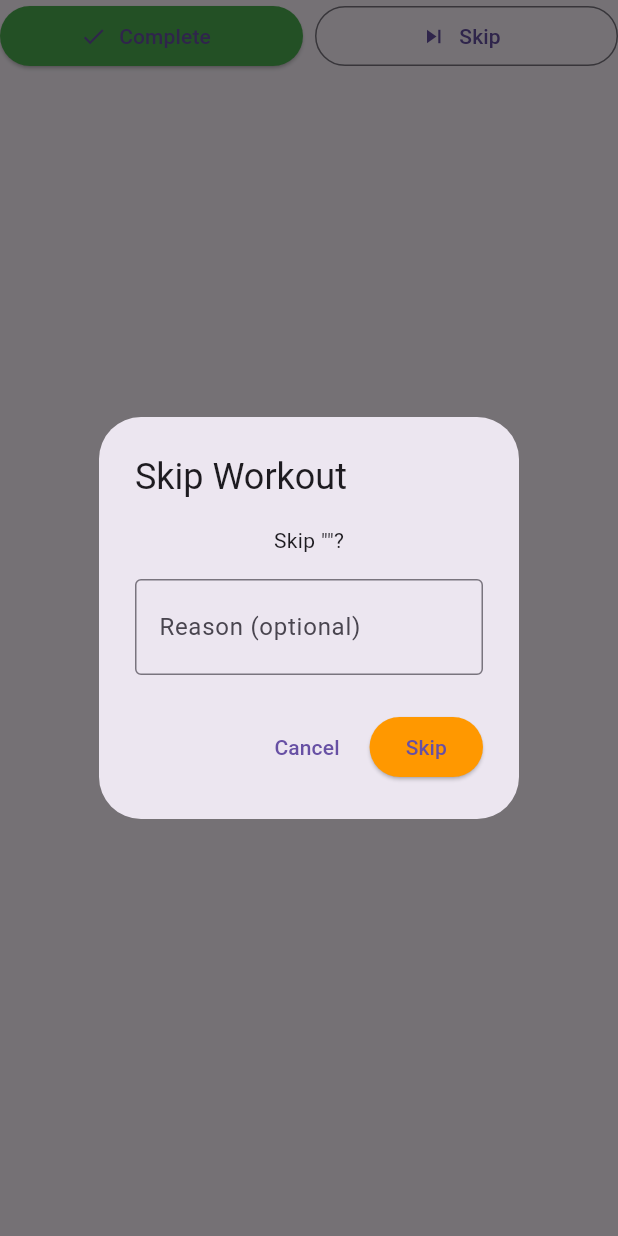
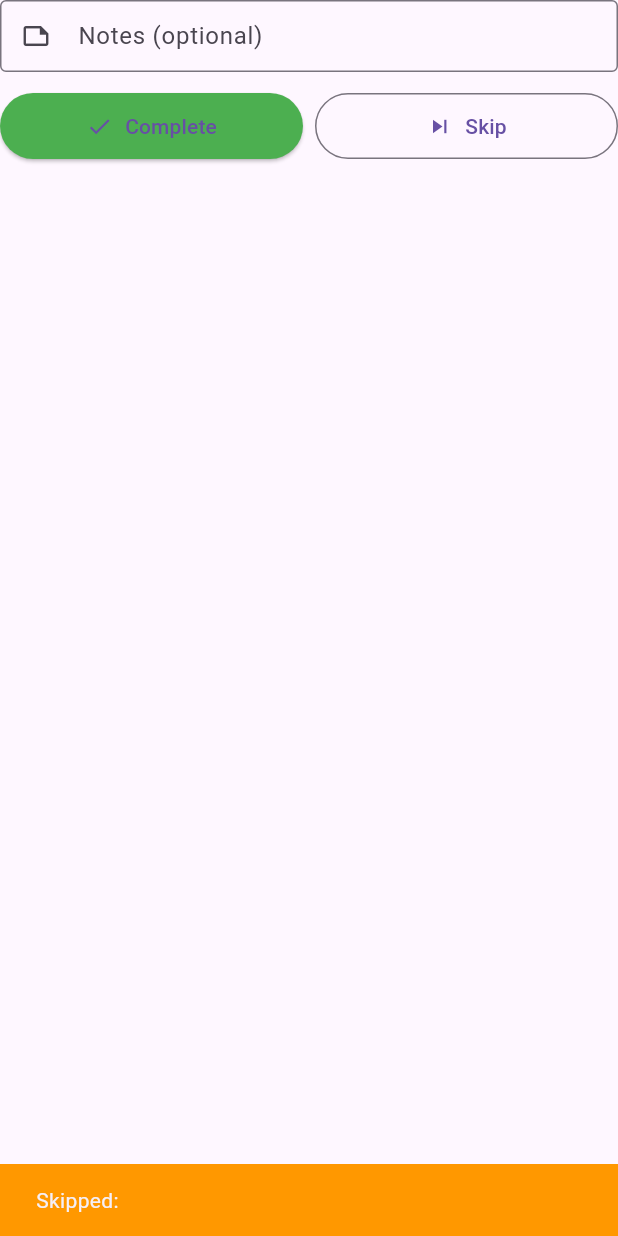
Before and after one commit to huerta-federico/insanity_tracker, a Flutter app: the _WorkoutActionButtons widget shown alone on an empty page, opened directly with empty values, after a tap on "Skip", on a phone screen of 412 x 824 dp. Run offline on Flutter 3.47's test engine with Material 3 defaults, Android fonts, the phone set to English and light mode, and no system bars; our stand-ins replace file_picker, fl_chart, share_plus, shared_preferences, sqflite; accounts and stored records are empty.

Commit message:
Added note text box to home screen. Added comments to home screen.

```diff
--- a/lib/screens/home_screen.dart
+++ b/lib/screens/home_screen.dart
@@ -6,6 +6,8 @@ import '../providers/utils_provider.dart';
 import '../providers/workout_provider.dart';
 import '../models/workout.dart';
 
+/// Data class to hold today's workout information
+/// Using a separate class allows Selector to efficiently track changes
 class _TodaysWorkoutData {
   final Workout? workout;
   final WorkoutSession? session;
@@ -17,6 +19,7 @@ class _TodaysWorkoutData {
     required this.isLoading,
   });
 
+  /// Override equality operator to enable proper change detection in Selector
   @override
   bool operator ==(Object other) =>
       identical(this, other) ||
@@ -25,10 +28,13 @@ class _TodaysWorkoutData {
               session == other.session &&
               isLoading == other.isLoading;
 
+  /// Override hashCode when overriding equality operator (Dart requirement)
   @override
   int get hashCode => Object.hash(workout, session, isLoading);
 }
 
+/// Data class to hold quick statistics for the week
+/// Separating this data allows the stats section to rebuild independently
 class _QuickStatsData {
   final int completedThisWeek;
   final int scheduledThisWeek;
@@ -60,6 +66,8 @@ class _QuickStatsData {
   );
 }
 
+/// Main home screen widget
+/// This is a StatelessWidget because it doesn't manage its own state
 class HomeScreen extends StatelessWidget {
   const HomeScreen({super.key});
 
@@ -84,17 +92,22 @@ class HomeScreen extends StatelessWidget {
   }
 }
 
+/// Body content of the home screen
+/// Separated into its own widget for better organization
 class _HomeScreenBody extends StatelessWidget {
   const _HomeScreenBody();
 
   @override
   Widget build(BuildContext context) {
+    // Selector listens to WorkoutProvider but only rebuilds when the selected value changes
+    // This is more efficient than Consumer which rebuilds on any provider change
     return Selector<WorkoutProvider, bool>(
       selector: (_, provider) =>
       provider.isLoading &&
           provider.getTodaysWorkout() == null &&
           provider.sessions.isEmpty,
       builder: (context, isInitialLoading, _) {
+        // Show loading indicator only during initial app startup
         if (isInitialLoading) {
           return const Center(
             child: Column(
@@ -108,6 +121,7 @@ class _HomeScreenBody extends StatelessWidget {
           );
         }
 
+        // Main content with scrolling enabled for smaller screens
         return const SingleChildScrollView(
           padding: EdgeInsets.all(16.0),
           child: Column(
@@ -126,6 +140,8 @@ class _HomeScreenBody extends StatelessWidget {
   }
 }
 
+/// Welcome card that displays greeting and current date
+/// StatefulWidget because it needs to track the day to update at midnight
 class _WelcomeCard extends StatefulWidget {
   const _WelcomeCard();
 
@@ -142,6 +158,7 @@ class _WelcomeCardState extends State<_WelcomeCard> {
     _updateDateInfo();
   }
 
+  /// Store the current day number to detect when the date changes
   void _updateDateInfo() {
     final now = DateTime.now();
     _lastUpdatedDay = now.day;
@@ -149,6 +166,8 @@ class _WelcomeCardState extends State<_WelcomeCard> {
 
   @override
   Widget build(BuildContext context) {
+    // Check if the day has changed since last build
+    // This ensures the date updates if the user keeps the app open past midnight
     final currentDay = DateTime.now().day;
     if (currentDay != _lastUpdatedDay) {
       _updateDateInfo();
@@ -160,9 +179,11 @@ class _WelcomeCardState extends State<_WelcomeCard> {
   }
 }
 
+/// Content for the welcome card (separated for cleaner code)
 class _WelcomeContent extends StatelessWidget {
   const _WelcomeContent();
 
+  /// Array of day names for display (Monday = index 0)
   static const List<String> _dayNames = [
     'Monday',
     'Tuesday',
@@ -176,6 +197,7 @@ class _WelcomeContent extends StatelessWidget {
   @override
   Widget build(BuildContext context) {
     final now = DateTime.now();
+    // weekday is 1-7 (Monday-Sunday), subtract 1 to get array index
     final todayName = _dayNames[now.weekday - 1];
     final dateString = UtilsProvider.formatDate(
       UtilsProvider.formatDateForDisplay(now),
@@ -203,6 +225,8 @@ class _WelcomeContent extends StatelessWidget {
   }
 }
 
+/// Section that displays today's workout information
+/// Uses Selector to efficiently rebuild only when today's workout data changes
 class _TodaysWorkoutSection extends StatelessWidget {
   const _TodaysWorkoutSection();
 
@@ -210,6 +234,7 @@ class _TodaysWorkoutSection extends StatelessWidget {
   Widget build(BuildContext context) {
     return Selector<WorkoutProvider, _TodaysWorkoutData>(
       selector: (_, provider) {
+        // Get today's date in ISO format (YYYY-MM-DD) for session lookup
         final todayKey = DateTime.now().toIso8601String().split('T')[0];
         return _TodaysWorkoutData(
           workout: provider.getTodaysWorkout(),
@@ -218,6 +243,7 @@ class _TodaysWorkoutSection extends StatelessWidget {
         );
       },
       builder: (context, data, _) {
+        // Show loading indicator if data isn't ready yet
         if (data.isLoading && data.workout == null && data.session == null) {
           return const Card(
             child: Padding(
@@ -236,6 +262,7 @@ class _TodaysWorkoutSection extends StatelessWidget {
   }
 }
 
+/// Card displaying today's workout details and action buttons
 class _TodaysWorkoutCard extends StatelessWidget {
   final Workout? todaysWorkout;
   final WorkoutSession? todaysSession;
@@ -245,6 +272,8 @@ class _TodaysWorkoutCard extends StatelessWidget {
     required this.todaysSession,
   });
 
+  // Define text styles as constants for consistency and performance
+  // Defining them once avoids recreating TextStyle objects on every build
   static const _titleStyle = TextStyle(
     fontSize: 18,
     fontWeight: FontWeight.bold,
@@ -256,6 +285,7 @@ class _TodaysWorkoutCard extends StatelessWidget {
   static const _detailsStyle = TextStyle(fontSize: 14, color: Colors.grey);
   static const _noWorkoutStyle = TextStyle(fontSize: 16, color: Colors.grey);
 
+  /// Returns appropriate color based on workout type
   Color _getWorkoutTypeColor(String workoutType) {
     switch (workoutType) {
       case 'fit_test':
@@ -267,11 +297,13 @@ class _TodaysWorkoutCard extends StatelessWidget {
     }
   }
 
+  /// Formats workout duration into human-readable text
+  /// Examples: "45 min", "1h 15min", "No workout"
   String _formatDuration(int minutes) {
     if (minutes == 0) return 'No workout';
     if (minutes < 60) return '$minutes min';
-    final hours = minutes ~/ 60;
-    final remainingMinutes = minutes % 60;
+    final hours = minutes ~/ 60; // Integer division
+    final remainingMinutes = minutes % 60; // Modulo operator for remainder
     if (remainingMinutes == 0) return '${hours}h';
     return '${hours}h ${remainingMinutes}min';
   }
@@ -286,15 +318,18 @@ class _TodaysWorkoutCard extends StatelessWidget {
           children: [
             const Text('Today\'s Workout', style: _titleStyle),
             const SizedBox(height: 12),
+            // Conditional rendering: show workout details or "no workout" message
             if (todaysWorkout != null) ...[
               Text(todaysWorkout!.name, style: _workoutNameStyle),
               const SizedBox(height: 4),
+              // Display workout metadata in a horizontal row
               Row(
                 children: [
                   Text(
                     'Week ${todaysWorkout!.weekNumber} • Day ${todaysWorkout!.dayNumber}',
                     style: _detailsStyle,
                   ),
+                  // Only show duration if it's greater than 0
                   if (todaysWorkout!.durationMinutes > 0) ...[
                     const Text(' • ', style: _detailsStyle),
                     Icon(
@@ -311,6 +346,7 @@ class _TodaysWorkoutCard extends StatelessWidget {
                 ],
               ),
               const SizedBox(height: 8),
+              // Visual badge showing workout type
               _WorkoutTypeChip(
                 workoutType: todaysWorkout!.workoutType,
                 backgroundColor: _getWorkoutTypeColor(
@@ -318,8 +354,10 @@ class _TodaysWorkoutCard extends StatelessWidget {
                 ),
               ),
               const SizedBox(height: 16),
+              // Display appropriate UI based on workout completion status
               _WorkoutStatus(workout: todaysWorkout!, session: todaysSession),
             ] else ...[
+              // Fallback when no workout is scheduled
               const Text(
                 'No workout scheduled for today',
                 style: _noWorkoutStyle,
@@ -332,6 +370,7 @@ class _TodaysWorkoutCard extends StatelessWidget {
   }
 }
 
+/// Visual chip/badge displaying the workout type
 class _WorkoutTypeChip extends StatelessWidget {
   final String workoutType;
   final Color backgroundColor;
@@ -350,6 +389,7 @@ class _WorkoutTypeChip extends StatelessWidget {
         borderRadius: BorderRadius.circular(12),
       ),
       child: Text(
+        // Convert "fit_test" to "FIT TEST" for display
         workoutType.replaceAll('_', ' ').toUpperCase(),
         style: const TextStyle(fontSize: 12, fontWeight: FontWeight.w500),
       ),
@@ -357,6 +397,8 @@ class _WorkoutTypeChip extends StatelessWidget {
   }
 }
 
+/// Widget that shows the current workout status and appropriate UI
+/// This could be: completed message, skipped message, or action buttons
 class _WorkoutStatus extends StatelessWidget {
   final Workout workout;
   final WorkoutSession? session;
@@ -376,6 +418,7 @@ class _WorkoutStatus extends StatelessWidget {
 
   @override
   Widget build(BuildContext context) {
+    // If workout is already completed, show completion message
     if (session?.completed == true) {
       return Column(
         crossAxisAlignment: CrossAxisAlignment.start,
@@ -387,6 +430,7 @@ class _WorkoutStatus extends StatelessWidget {
               Text('Completed!', style: _completedStyle),
             ],
           ),
+          // Show notes if they exist
           if (session?.notes?.isNotEmpty == true) ...[
             const SizedBox(height: 8),
             Text('Notes: ${session!.notes}'),
@@ -395,6 +439,7 @@ class _WorkoutStatus extends StatelessWidget {
       );
     }
 
+    // If workout was skipped, show skip message
     if (session?.completed == false) {
       return Column(
         crossAxisAlignment: CrossAxisAlignment.start,
@@ -414,17 +459,46 @@ class _WorkoutStatus extends StatelessWidget {
       );
     }
 
+    // Otherwise, show action buttons to complete or skip
     return _WorkoutActionButtons(workout: workout);
   }
 }
 
-class _WorkoutActionButtons extends StatelessWidget {
+/// Interactive section with notes field and Complete/Skip buttons
+/// StatefulWidget because it needs to manage the text field's state
+class _WorkoutActionButtons extends StatefulWidget {
   final Workout workout;
 
   const _WorkoutActionButtons({required this.workout});
 
+  @override
+  State<_WorkoutActionButtons> createState() => _WorkoutActionButtonsState();
+}
+
+class _WorkoutActionButtonsState extends State<_WorkoutActionButtons> {
+  // Controller to manage the text field's content
+  // We need to create and dispose of this properly to avoid memory leaks
+  late final TextEditingController _notesController;
+
+  @override
+  void initState() {
+    super.initState();
+    // Initialize the controller when the widget is first created
+    _notesController = TextEditingController();
+  }
+
+  @override
+  void dispose() {
+    // Always dispose of controllers to free up resources
+    // This is critical in Flutter to prevent memory leaks
+    _notesController.dispose();
+    super.dispose();
+  }
+
+  /// Marks the workout as completed and saves any notes
   Future<void> _completeWorkout(BuildContext context) async {
-    if (workout.workoutType == 'rest') {
+    // Rest days have special handling
+    if (widget.workout.workoutType == 'rest') {
       ScaffoldMessenger.of(context).showSnackBar(
         const SnackBar(
           content: Text('Rest days are automatically completed.'),
@@ -434,42 +508,32 @@ class _WorkoutActionButtons extends StatelessWidget {
       return;
     }
 
-    final result = await showDialog<bool>(
-      context: context,
-      builder: (dialogContext) => AlertDialog(
-        title: const Text('Complete Workout'),
-        content: Text('Mark "${workout.name}" as completed?'),
-        actions: [
-          TextButton(
-            onPressed: () => Navigator.pop(dialogContext, false),
-            child: const Text('Cancel'),
-          ),
-          ElevatedButton(
-            onPressed: () => Navigator.pop(dialogContext, true),
-            style: ElevatedButton.styleFrom(backgroundColor: Colors.green),
-            child: const Text('Complete'),
-          ),
-        ],
-      ),
+    // Get the WorkoutProvider without listening to changes
+    // listen: false is important here because we're in a callback, not build()
+    final provider = Provider.of<WorkoutProvider>(context, listen: false);
+
+    // Trim the notes and only save if there's actual content
+    final notes = _notesController.text.trim();
+    await provider.completeWorkout(
+      widget.workout.id,
+      notes: notes.isEmpty ? null : notes,
     );
 
-    if (result == true && context.mounted) {
-      final provider = Provider.of<WorkoutProvider>(context, listen: false);
-      await provider.completeWorkout(workout.id);
-
+    // Check if widget is still mounted before using context
+    // This prevents errors if user navigates away during the async operation
     if (context.mounted) {
       ScaffoldMessenger.of(context).showSnackBar(
         SnackBar(
-            content: Text('Completed: ${workout.name}!'),
+          content: Text('Completed: ${widget.workout.name}!'),
           backgroundColor: Colors.green,
         ),
       );
     }
   }
-  }
 
+  /// Marks the workout as skipped with optional reason
   Future<void> _skipWorkout(BuildContext context) async {
-    if (workout.workoutType == 'rest') {
+    if (widget.workout.workoutType == 'rest') {
       ScaffoldMessenger.of(context).showSnackBar(
         const SnackBar(
           content: Text('Rest days cannot be skipped.'),
@@ -478,70 +542,29 @@ class _WorkoutActionButtons extends StatelessWidget {
       );
       return;
     }
-    final reasonController = TextEditingController();
 
-    final result = await showDialog<bool>(
-      context: context,
-      builder: (dialogContext) => AlertDialog(
-        title: const Text('Skip Workout'),
-        content: Column(
-          mainAxisSize: MainAxisSize.min,
-          children: [
-            Text('Skip "${workout.name}"?'),
-            const SizedBox(height: 16),
-            TextField(
-              controller: reasonController,
-              decoration: const InputDecoration(
-                labelText: 'Reason (optional)',
-                border: OutlineInputBorder(),
-                contentPadding: EdgeInsets.symmetric(
-                  horizontal: 12,
-                  vertical: 8,
-                ),
-              ),
-              maxLines: 2,
-            ),
-          ],
-        ),
-        actions: [
-          TextButton(
-            onPressed: () => Navigator.pop(dialogContext, false),
-            child: const Text('Cancel'),
-          ),
-          ElevatedButton(
-            onPressed: () => Navigator.pop(dialogContext, true),
-            style: ElevatedButton.styleFrom(backgroundColor: Colors.orange),
-            child: const Text('Skip'),
-          ),
-        ],
-      ),
-    );
+    final provider = Provider.of<WorkoutProvider>(context, listen: false);
+    final reason = _notesController.text.trim();
 
-    if (result == true && context.mounted) {
-      final provider = Provider.of<WorkoutProvider>(context, listen: false);
     await provider.skipWorkout(
-        workout.id,
-        reason: reasonController.text.isEmpty
-            ? 'No reason provided'
-            : reasonController.text,
+      widget.workout.id,
+      reason: reason.isEmpty ? 'No reason provided' : reason,
     );
 
     if (context.mounted) {
       ScaffoldMessenger.of(context).showSnackBar(
         SnackBar(
-            content: Text('Skipped: ${workout.name}'),
+          content: Text('Skipped: ${widget.workout.name}'),
           backgroundColor: Colors.orange,
         ),
       );
     }
   }
 
-    reasonController.dispose();
-  }
-
   @override
   Widget build(BuildContext context) {
-    if (workout.workoutType == 'rest') {
+    // Special UI for rest days
+    if (widget.workout.workoutType == 'rest') {
       return Container(
         padding: const EdgeInsets.symmetric(vertical: 12.0),
         alignment: Alignment.center,
@@ -555,14 +578,45 @@ class _WorkoutActionButtons extends StatelessWidget {
         ),
       );
     }
-    return Row(
+
+    // Regular workout UI with notes field and action buttons
+    return Column(
+      crossAxisAlignment: CrossAxisAlignment.stretch,
       children: [
+        // Text field for notes - always visible and editable
+        TextField(
+          controller: _notesController,
+          decoration: const InputDecoration(
+            labelText: 'Notes (optional)',
+            hintText: 'How did it go? Any thoughts?',
+            border: OutlineInputBorder(),
+            contentPadding: EdgeInsets.symmetric(
+              horizontal: 12,
+              vertical: 10,
+            ),
+            // Add a small icon to make it clear this is for notes
+            prefixIcon: Icon(Icons.note_outlined, size: 20),
+          ),
+          maxLines: 2,
+          minLines: 1,
+          // Done button on keyboard instead of new line
+          textInputAction: TextInputAction.done,
+        ),
+        const SizedBox(height: 12),
+        // Action buttons in a horizontal row
+        Row(
+          children: [
+            // Expanded makes each button take equal width
             Expanded(
               child: ElevatedButton.icon(
                 onPressed: () => _completeWorkout(context),
                 icon: const Icon(Icons.check),
                 label: const Text('Complete'),
-            style: ElevatedButton.styleFrom(backgroundColor: Colors.green),
+                style: ElevatedButton.styleFrom(
+                  backgroundColor: Colors.green,
+                  // Add some padding for better touch targets
+                  padding: const EdgeInsets.symmetric(vertical: 12),
+                ),
               ),
             ),
             const SizedBox(width: 8),
@@ -571,18 +625,25 @@ class _WorkoutActionButtons extends StatelessWidget {
                 onPressed: () => _skipWorkout(context),
                 icon: const Icon(Icons.skip_next),
                 label: const Text('Skip'),
+                style: OutlinedButton.styleFrom(
+                  padding: const EdgeInsets.symmetric(vertical: 12),
                 ),
+              ),
+            ),
+          ],
         ),
       ],
     );
   }
 }
 
+/// Quick statistics section showing weekly progress
 class _QuickStatsSection extends StatelessWidget {
   const _QuickStatsSection();
 
   @override
   Widget build(BuildContext context) {
+    // Use Selector to only rebuild when stats actually change
     return Selector<WorkoutProvider, _QuickStatsData>(
       selector: (_, provider) {
         final thisWeekSessions = provider.getThisWeekSessions();
@@ -596,6 +657,7 @@ class _QuickStatsSection extends StatelessWidget {
         );
       },
       builder: (context, data, _) {
+        // Show loading state if no data is available yet
         if (data.isLoading && data.scheduledThisWeek == 0) {
           return const Card(
             child: Padding(
@@ -615,6 +677,7 @@ class _QuickStatsSection extends StatelessWidget {
   }
 }
 
+/// Card displaying quick statistics in a visual format
 class _QuickStatsCard extends StatelessWidget {
   final int completedThisWeek;
   final int scheduledThisWeek;
@@ -641,6 +704,7 @@ class _QuickStatsCard extends StatelessWidget {
           children: [
             const Text('This Week', style: _titleStyle),
             const SizedBox(height: 12),
+            // Display stats in a horizontal row with equal spacing
             Row(
               mainAxisAlignment: MainAxisAlignment.spaceAround,
               children: [
@@ -658,6 +722,7 @@ class _QuickStatsCard extends StatelessWidget {
                 ),
                 _StatItem(
                   label: 'Cycle Progress',
+                  // toStringAsFixed(0) shows whole number with no decimals
                   value: '${currentCycleProgress.toStringAsFixed(0)}%',
                   icon: Icons.trending_up,
                   color: Colors.orange,
@@ -671,6 +736,8 @@ class _QuickStatsCard extends StatelessWidget {
   }
 }
 
+/// Individual stat item with icon, value, and label
+/// Used to display each metric in the quick stats section
 class _StatItem extends StatelessWidget {
   final String label;
   final String value;
```
Also changed, not shown: lib/screens/schedule_screen.dart (+28 -1 lines). Lines whose indentation alone changed are shown as unchanged.
